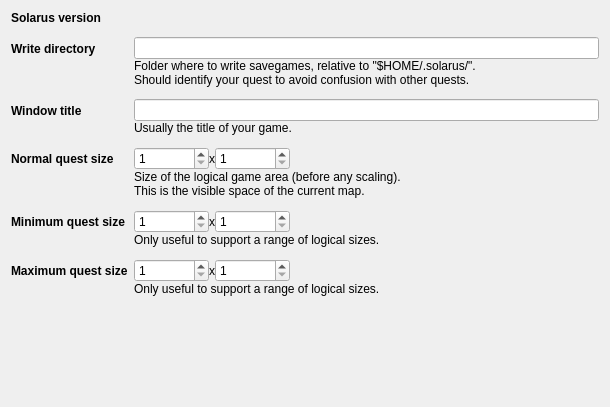
Qt form src/gui/quest_properties_editor.ui (solarus-games/solarus-quest-editor) before a commit.
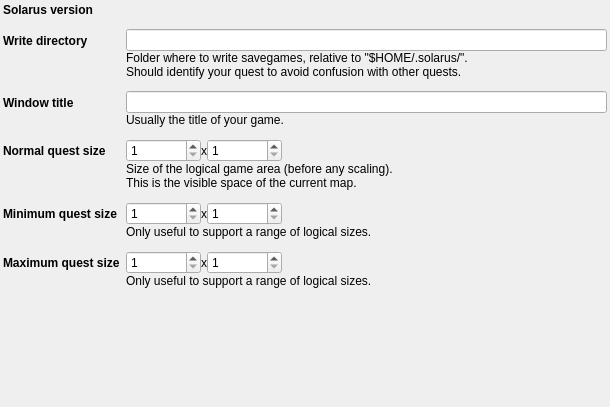
The same form after that commit.

Commit message: Reduce margins of editors

The edit to the form file:
```diff
--- a/src/gui/quest_properties_editor.ui
+++ b/src/gui/quest_properties_editor.ui
@@ -17,6 +17,18 @@
    <property name="verticalSpacing">
     <number>12</number>
    </property>
+   <property name="leftMargin">
+    <number>3</number>
+   </property>
+   <property name="topMargin">
+    <number>3</number>
+   </property>
+   <property name="rightMargin">
+    <number>3</number>
+   </property>
+   <property name="bottomMargin">
+    <number>3</number>
+   </property>
    <item row="0" column="0">
     <widget class="QLabel" name="solarus_version_label">
      <property name="font">
```
The commit also changes 5 other files.
